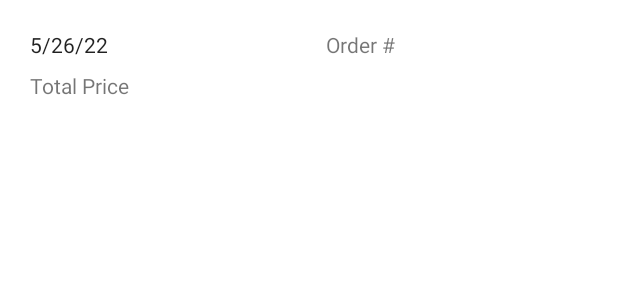
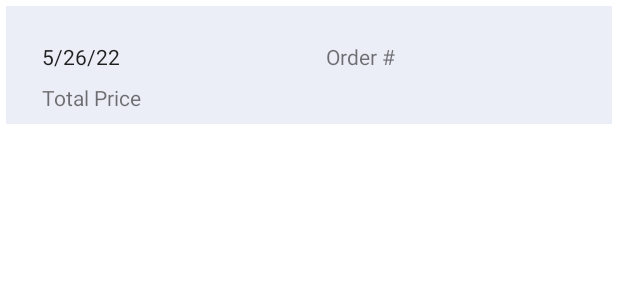
Before and after one commit to EChilin5/Zotes_OCR, an Android app: the layout item_order.xml on its own in the app's theme, with its tools: preview values and no code run, on a phone screen of 412 x 824 dp. Shown: the top 300 px of the screen. Run offline under Robolectric (Android 15) with nearby library versions, the phone set to English and light mode, and no system bars.

Commit message:
update colors for Order Fragments and Items

```diff
--- a/app/src/main/res/layout/fragment_completed_order.xml
+++ b/app/src/main/res/layout/fragment_completed_order.xml
@@ -5,6 +5,7 @@
     android:id="@+id/frameLayout3"
     android:layout_width="match_parent"
     android:layout_height="match_parent"
+    android:background="@color/default_background"
     tools:context=".menufragments.CompletedOrderFragment">
 
     <TextView
@@ -15,6 +16,7 @@
         android:layout_marginTop="16dp"
         android:text="@string/complete_order"
         android:textAppearance="@style/TextAppearance.AppCompat.Display1"
+        android:textColor="@color/white"
         app:layout_constraintStart_toStartOf="parent"
         app:layout_constraintTop_toTopOf="parent" />
 
@@ -23,6 +25,7 @@
         android:layout_width="0dp"
         android:layout_height="0dp"
         android:layout_marginTop="10dp"
+        android:background="@color/white"
         app:layout_constraintBottom_toBottomOf="parent"
         app:layout_constraintEnd_toEndOf="parent"
         app:layout_constraintStart_toStartOf="parent"
--- a/app/src/main/res/layout/item_order.xml
+++ b/app/src/main/res/layout/item_order.xml
@@ -11,6 +11,10 @@
         android:id="@+id/clItemOrderTopBar"
         android:layout_width="0dp"
         android:layout_height="wrap_content"
+        android:background="@color/lightgrey2"
+        android:elevation="12dp"
+        android:outlineProvider="none"
+        android:padding="8dp"
         app:layout_constraintEnd_toEndOf="parent"
         app:layout_constraintStart_toStartOf="parent"
         app:layout_constraintTop_toTopOf="parent">
--- a/app/src/main/res/values/colors.xml
+++ b/app/src/main/res/values/colors.xml
@@ -17,5 +17,7 @@
     <color name="item_background">#cdd4d2</color>
     <color name="default_background">#68d8d6</color>
     <color name="nav_bg_2">#f7f7ff</color>
+    <color name="lightgrey2">#EBEEF6</color>
+
 
 </resources>
```
